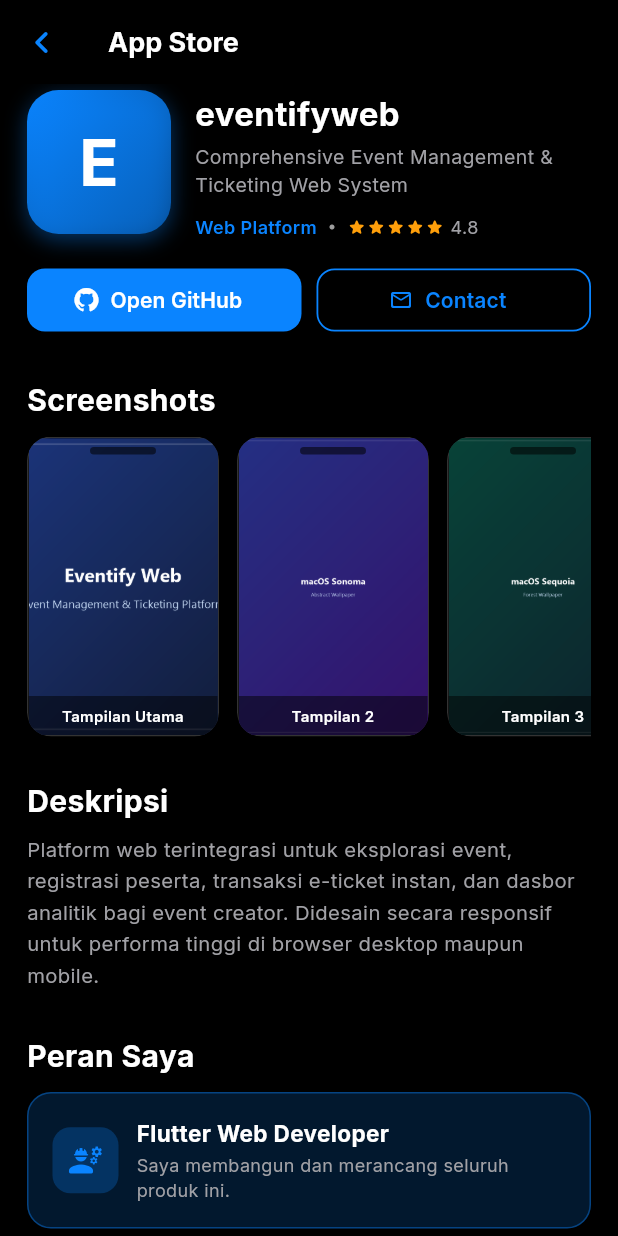
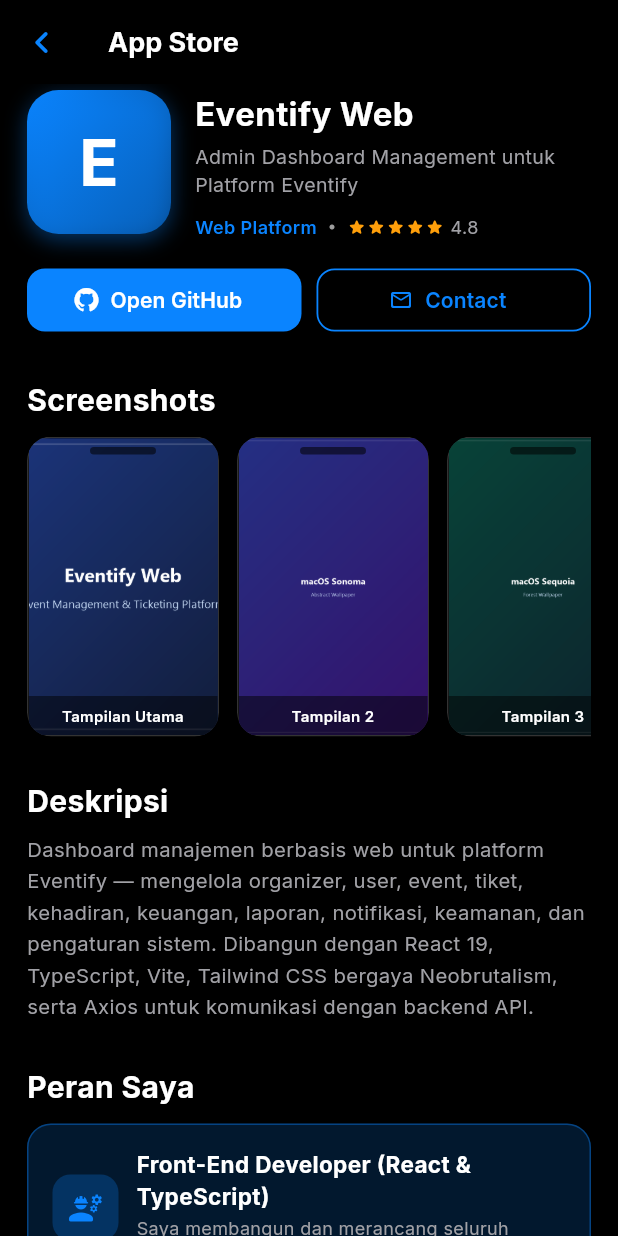
Before and after one commit to Pari1i1i/Portofolio, a Flutter app: the AppStoreProductPage screen opened directly with sample values from the repository, on a phone screen of 412 x 824 dp. Run offline on Flutter 3.47's test engine with Material 3 defaults, Android fonts, the phone set to English and light mode, and no system bars; our stand-ins replace font_awesome_flutter, google_fonts.

Commit message:
sync-ing data

```diff
--- a/lib/core/constants/app_strings.dart
+++ b/lib/core/constants/app_strings.dart
@@ -1,19 +1,20 @@
 class AppStrings {
-  static const String appTitle = 'Fachri Achmad | Portfolio';
-  static const String name = 'Fachri Achmad';
+  static const String appTitle = 'Achmad Fachri Hidayat | Portfolio';
+  static const String name = 'Achmad Fachri Hidayat';
   static const String username = 'fachri';
-  static const String title = 'Software Engineer & Flutter Developer';
-  static const String email = 'fachriachmad575@gmail.com';
+  static const String title = 'Software Engineering Student & Developer';
+  static const String email = 'fachri.achmad575@gmail.com';
+  static const String phone = '+62813 8568 9461';
   static const String githubUrl = 'https://github.com/Pari1i1i';
   static const String instagramUrl = 'https://www.instagram.com/achmadfachrii__/';
   static const String linkedinUrl = 'https://www.linkedin.com/in/fachriii/';
-  static const String location = 'Jakarta, Indonesia';
+  static const String location = 'East Jakarta, Indonesia';
 
   static const String bio =
-      'Passionate and results-driven Software Engineer with extensive experience in Flutter cross-platform mobile and web application development. Dedicated to building performant, pixel-perfect user experiences, modern clean architectures, and scalable digital solutions.';
+      'Software Engineering student (RPL) at SMK Negeri 24 Jakarta, specializing in mobile and web application development with Flutter, JavaScript, and backend stacks. Experienced in building real products from concept to deployment, including marketplace, event management, and community platforms. Passionate about clean architecture, REST APIs, and crafting delightful, high-performance user experiences.';
 
   static const String aboutShort =
-      'Hi there! I am Fachri Achmad, a passionate Flutter Developer based in Jakarta. Welcome to my interactive macOS-inspired portfolio!';
+      'Hi there! I am Achmad Fachri Hidayat, a creative Software Engineering student & developer based in East Jakarta. Welcome to my interactive macOS-inspired portfolio!';
 
   // Menu bar
   static const String appleMenu = '';
--- a/lib/data/portfolio_data.dart
+++ b/lib/data/portfolio_data.dart
@@ -8,15 +8,23 @@
   static final List<ProjectModel> projects = [
     const ProjectModel(
       id: 'eventifyweb',
-      title: 'eventifyweb',
+      title: 'Eventify Web',
       category: 'Web Platform',
-      subtitle: 'Comprehensive Event Management & Ticketing Web System',
+      subtitle: 'Admin Dashboard Management untuk Platform Eventify',
       description:
-          'Platform web terintegrasi untuk eksplorasi event, registrasi peserta, transaksi e-ticket instan, dan dasbor analitik bagi event creator. Didesain secara responsif untuk performa tinggi di browser desktop maupun mobile.',
-      techStack: ['Flutter Web', 'Dart', 'REST API', 'Responsive UI', 'Provider'],
-      role: 'Flutter Web Developer',
+          'Dashboard manajemen berbasis web untuk platform Eventify — mengelola organizer, user, event, tiket, kehadiran, keuangan, laporan, notifikasi, keamanan, dan pengaturan sistem. Dibangun dengan React 19, TypeScript, Vite, Tailwind CSS bergaya Neobrutalism, serta Axios untuk komunikasi dengan backend API.',
+      techStack: [
+        'React',
+        'TypeScript',
+        'Vite',
+        'Tailwind CSS',
+        'Axios',
+        'Recharts',
+        'React Router',
+      ],
+      role: 'Front-End Developer (React & TypeScript)',
       accentColor: 0xFF0A84FF,
-      githubUrl: '${AppStrings.githubUrl}/eventifyweb',
+      githubUrl: '${AppStrings.githubUrl}/Eventify-Web',
       demoUrl: AppStrings.githubUrl,
       imagePath: AppAssets.projectEventifyWeb,
       screenshots: [
@@ -25,23 +33,31 @@
         AppAssets.wallpaperSequoia,
       ],
       keyFeatures: [
-        'Katalog event dinamis dengan multi-kategori dan filter interaktif',
-        'Sistem reservasi tiket dan checkout online yang aman',
-        'Dasbor analitik organizer untuk memantau penjualan tiket real-time',
-        'Validasi tiket digital berbasis QR Code scanning',
+        'Dashboard statistik pendapatan, tiket terjual, kehadiran, dan grafik (Recharts)',
+        'Manajemen organiser, user, event, dan approval status (publish/draft/ended)',
+        'Modul tiket & check-in peserta, keuangan/monitoring order, dan laporan kehadiran',
+        'Broadcast notifikasi & tiket support, audit log, sesi login, dan role sub-admin',
       ],
     ),
     const ProjectModel(
       id: 'eventifymobile',
-      title: 'eventifymobile',
+      title: 'Eventify Mobile',
       category: 'Mobile Application',
-      subtitle: 'Native-feel Event Companion & QR Ticket Scanner',
+      subtitle: 'Event Discovery, Booking & QR Check-In Companion',
       description:
-          'Aplikasi mobile pendamping event yang mempermudah pengunjung menemukan konser, seminar, dan festival terdekat, menyimpan e-ticket ke dalam dompet digital aplikasi, serta dilengkapi scanner QR ultra-cepat bagi panitia di pintu masuk.',
-      techStack: ['Flutter', 'Dart', 'QR Scanner', 'Camera', 'Clean Architecture'],
-      role: 'Mobile App Developer',
+          'Aplikasi mobile pendamping platform Eventify untuk menemukan event, booking & pembayaran tiket, menyimpan e-ticket dengan kode QR, serta scanner check-in cepat bagi panitia di pintu masuk. Dibangun dengan Flutter berarsitektur Feature-First dan Riverpod.',
+      techStack: [
+        'Flutter',
+        'Riverpod',
+        'Dio',
+        'go_router',
+        'QR Code',
+        'Clean Architecture',
+        'Firebase',
+      ],
+      role: 'Mobile App Developer (Flutter)',
       accentColor: 0xFF5856D6,
-      githubUrl: '${AppStrings.githubUrl}/eventifymobile',
+      githubUrl: '${AppStrings.githubUrl}/Eventify_Mobile',
       demoUrl: AppStrings.githubUrl,
       imagePath: AppAssets.projectEventifyMobile,
       screenshots: [
@@ -50,23 +66,31 @@
         AppAssets.wallpaperMacDark,
       ],
       keyFeatures: [
-        'Tiket offline dengan QR Code terenkripsi',
-        'Pemindai tiket cepat dengan indikator audio dan visual validasi',
-        'Notifikasi pengingat jadwal acara secara push notification',
-        'Mode gelap & terang adaptif sesuai preferensi perangkat',
+        'Autentikasi login, register, dan Google Sign-In dengan secure storage',
+        'Eksplorasi event, halaman detail, booking & checkout pembayaran tiket',
+        'E-tiket digital dengan QR code (qr_flutter) dan scanner check-in (mobile_scanner)',
+        'Dashboard organizer: manajemen CRUD event, tier, dan banner',
       ],
     ),
     const ProjectModel(
       id: 'pelarikalcer',
-      title: 'pelarikalcer',
-      category: 'Mobile & IoT',
-      subtitle: 'Modern Running Community, GPS & Activity Tracker',
+      title: 'Pelari Kalcer',
+      category: 'Mobile Application',
+      subtitle: 'Running Community dengan Realtime Leaderboard',
       description:
-          'Aplikasi khusus komunitas lari urban yang mengombinasikan pelacakan rute GPS real-time, metrik performa (pace, jarak, estimasi kalori, cadence), papan peringkat mingguan, dan feed sosial interaktif untuk berbagi pencapaian lari.',
-      techStack: ['Flutter', 'Dart', 'GPS Tracking', 'Google Maps API', 'Sensors'],
-      role: 'Flutter Developer — GPS & IoT',
+          'Aplikasi Android untuk komunitas lari yang menampilkan papan peringkat komunitas secara realtime, fitur add friends, dan pelacakan aktivitas lari. Dibangun dengan Kotlin, Jetpack Compose, Material 3, dan Supabase (Auth, PostgreSQL, Realtime) berarsitektur MVVM & Clean Architecture.',
+      techStack: [
+        'Kotlin',
+        'Jetpack Compose',
+        'Material 3',
+        'Supabase',
+        'MVVM',
+        'Clean Architecture',
+        'Coroutines & Flow',
+      ],
+      role: 'Android Developer (Kotlin & Compose)',
       accentColor: 0xFF30D158,
-      githubUrl: '${AppStrings.githubUrl}/pelarikalcer',
+      githubUrl: '${AppStrings.githubUrl}/PelariKalcer',
       demoUrl: AppStrings.githubUrl,
       imagePath: AppAssets.projectPelariKalcer,
       screenshots: [
@@ -75,21 +99,29 @@
         AppAssets.wallpaperSequoia,
       ],
       keyFeatures: [
-        'Live tracking rute lari dengan peta interaktif dan penanda waypoint',
-        'Kalkulasi metrik lari otomatis (Pace, Split Kilometer, Heart Rate)',
-        'Leaderboard komunitas untuk memacu semangat antar pelari',
-        'Fitur pembuatan event lari bersama (Virtual & On-ground Run)',
+        'Papan peringkat komunitas realtime dengan Supabase Realtime',
+        'Add friends dan pantau progres lari antar pelari',
+        'Arsitektur MVVM + Clean Architecture dengan Coroutines & Flow',
+        'Autentikasi dan penyimpanan data via Supabase (Auth, PostgreSQL)',
       ],
     ),
     const ProjectModel(
       id: 'tokokita',
-      title: 'tokokita',
+      title: 'TokoKita',
       category: 'E-Commerce',
-      subtitle: 'End-to-End Modern E-Commerce Marketplace Solution',
+      subtitle: 'Marketplace dengan Chat Realtime & Multi-Role Dashboard',
       description:
-          'Solusi marketplace belanja online modern dengan antarmuka cepat, manajemen varian produk lengkap, keranjang belanja dinamis, kalkulator ongkos kirim multi-kurir, dan simulasi pembayaran multi-channel.',
-      techStack: ['Flutter', 'Dart', 'State Management', 'REST API', 'Payment Flow'],
-      role: 'Full-Stack Flutter Developer',
+          'Platform e-commerce lengkap dengan dashboard multi-role (user, admin, superadmin), layanan chat realtime berbasis Node.js, wishlist, voucher, flash sale, verifikasi OTP, review produk, keranjang & pesanan. Backend dibangun dengan PHP & MySQL, notifikasi email via PHPMailer.',
+      techStack: [
+        'PHP',
+        'MySQL',
+        'Node.js',
+        'JavaScript',
+        'WebSocket',
+        'PHPMailer',
+        'REST API',
+      ],
+      role: 'Full-Stack Web Developer (PHP & Node.js)',
       accentColor: 0xFFFF9500,
       githubUrl: '${AppStrings.githubUrl}/tokokita',
       demoUrl: AppStrings.githubUrl,
@@ -100,21 +132,28 @@
         AppAssets.wallpaperMacDark,
       ],
       keyFeatures: [
-        'Pencarian produk cerdas dengan filter harga, rating, dan kategori',
-        'Manajemen keranjang belanja dengan sinkronisasi instan',
-        'Kalkulasi estimasi ongkos kirim otomatis berdasarkan alamat tujuan',
-        'Halaman pelacakan status pesanan dari proses dikemas hingga sampai',
+        'Dashboard multi-role: user, admin, dan superadmin',
+        'Layanan chat realtime berbasis Node.js',
+        'Wishlist, voucher, flash sale, verifikasi OTP, dan review produk',
+        'Manajemen keranjang, pesanan, dan notifikasi email (PHPMailer)',
       ],
     ),
     const ProjectModel(
       id: 'properti24',
-      title: 'properti24',
-      category: 'Real Estate',
-      subtitle: 'Property Listing, Virtual Showcase & Mortgage Calculator',
+      title: 'Properti24',
+      category: 'Web Platform',
+      subtitle: 'Digital Asset & Booking Management System',
       description:
-          'Platform jual-beli dan sewa properti terkemuka. Menyajikan listing rumah, apartemen, dan tanah dengan detail komprehensif, tur virtual foto sudut lebar, simulasi kalkulator KPR interaktif, dan penghubung langsung ke agen resmi via WhatsApp.',
-      techStack: ['Flutter', 'Dart', 'Geolocation', 'Form Calculation', 'UI Kit'],
-      role: 'UI/UX & Flutter Developer',
+          'Sistem manajemen aset digital berbasis web: katalog aset dengan filter, cart multi-peminjaman, dokumentasi bukti foto via kamera WebRTC, auto-expiry booking, laporan return & kerusakan, alur perbaikan workshop, hingga dashboard KPI admin. Dibangun dengan Java Spring Boot 3.3.4, Vaadin Flow 24.5.1, dan MySQL.',
+      techStack: [
+        'Java',
+        'Spring Boot',
+        'Vaadin Flow',
+        'MySQL',
+        'WebRTC',
+        'OTP Email',
+      ],
+      role: 'Full-Stack Developer (Java & Vaadin)',
       accentColor: 0xFF5E5CE6,
       githubUrl: '${AppStrings.githubUrl}/properti24',
       demoUrl: AppStrings.githubUrl,
@@ -125,23 +164,30 @@
         AppAssets.wallpaperSequoia,
       ],
       keyFeatures: [
-        'Kalkulator simulasi KPR interaktif (bunga flat & floating, tenor, DP)',
-        'Pencarian properti berdasarkan radius radius lokasi sekitar pengguna',
-        'Galeri visual beresolusi tinggi dengan navigasi swipe intuitif',
-        'Integrasi tombol satu-klik kontak agen properti melalui pesan instan',
+        'Katalog aset dengan filter, cart multi-peminjaman, dan approval booking',
+        'Kamera berbasis WebRTC untuk dokumentasi bukti foto kondisi aset',
+        'Auto-expiry booking, return & damage report, serta alur perbaikan workshop',
+        'Dashboard admin KPI, CRUD aset, user management, dan auth OTP email',
       ],
     ),
     const ProjectModel(
       id: 'kimikosweets',
-      title: 'kimikosweets',
+      title: 'Kimiko Sweet',
       category: 'Food & Beverage',
-      subtitle: 'Artisan Bakery Catalog & Custom Dessert Ordering App',
+      subtitle: 'Choux Pastry Ordering dengan Realtime Order Tracking',
       description:
-          'Aplikasi pemesanan dessert manis dan kue artisan premium dengan pengalaman visual yang memanjakan mata (aesthetic pastel UI), animasi mikro yang halus, kustomisasi topping kue khusus acara, dan sistem review pelanggan.',
-      techStack: ['Flutter', 'Dart', 'Micro-Animations', 'Responsive Layout', 'Cart Flow'],
-      role: 'Front-End Developer (Flutter)',
+          'Aplikasi pemesanan choux pastry yang menampilkan katalog 13 varian, keranjang, checkout, validasi pickup, dan status pesanan realtime. Didesain offline-first memanfaatkan LocalStorage serta dibangun dengan Next.js 14, TypeScript, Tailwind CSS (Neobrutalism pastel), dan Firebase (Firestore, Auth, Hosting).',
+      techStack: [
+        'Next.js',
+        'TypeScript',
+        'Tailwind CSS',
+        'Firebase',
+        'LocalStorage',
+        'Offline-First',
+      ],
+      role: 'Full-Stack Web Developer (Next.js)',
       accentColor: 0xFFFF2D55,
-      githubUrl: '${AppStrings.githubUrl}/kimikosweets',
+      githubUrl: '${AppStrings.githubUrl}/KimikoSweet',
       demoUrl: AppStrings.githubUrl,
       imagePath: AppAssets.projectKimikoSweets,
       screenshots: [
@@ -150,10 +196,10 @@
         AppAssets.wallpaperSonoma,
       ],
       keyFeatures: [
-        'Katalog pastry & cake dengan animasi transisi hero yang memukau',
-        'Customizer kue ulang tahun (pilih base cake, filling, pesan ucapan)',
-        'Jadwal pengiriman fleksibel (same-day delivery & pre-order calendar)',
-        'Program loyalitas voucher diskon dan reward pelanggan setia',
+        'Katalog 13 varian choux pastry dengan mode offline (LocalStorage)',
+        'Keranjang, checkout, dan validasi pickup order',
+        'Status pesanan realtime dengan Firebase dan dinding review pelanggan',
+        'Dashboard admin: rekap produksi dan pendapatan',
       ],
     ),
   ];
```
